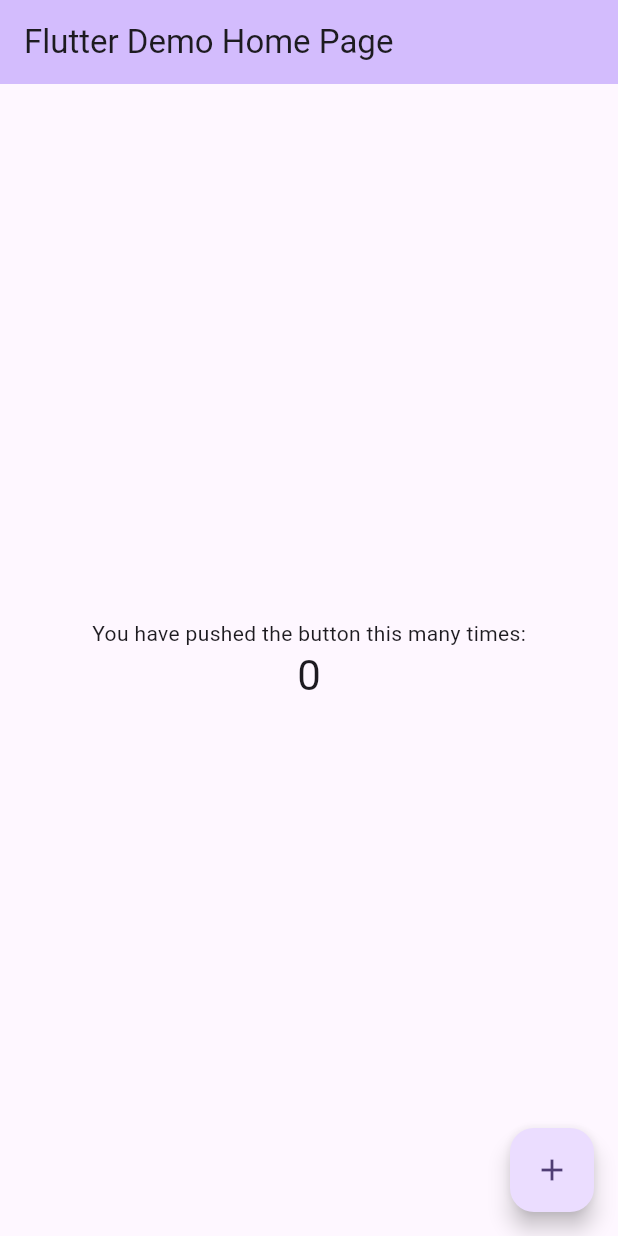
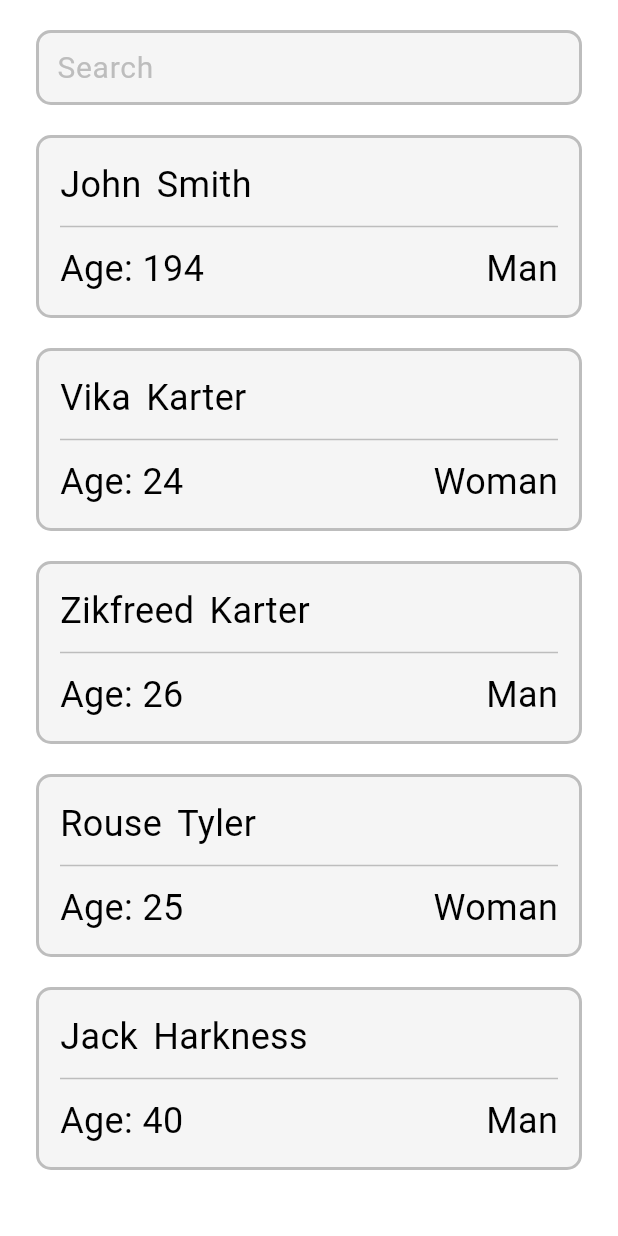
Before and after one commit to VadimKV44/a_singlr_screen_application, a Flutter app: the screen it shows after launch, on a phone screen of 412 x 824 dp. Run offline on Flutter 3.47's test engine with Material 2 defaults, Android fonts, the phone set to English and light mode, and no system bars.

Commit message:
Creating an interface

```diff
--- a/lib/main.dart
+++ b/lib/main.dart
@@ -1,3 +1,4 @@
+import 'package:a_single_screen_application/view/screens/main_screen.dart';
 import 'package:flutter/material.dart';
 
 void main() {
@@ -10,60 +11,10 @@ class MyApp extends StatelessWidget {
   @override
   Widget build(BuildContext context) {
     return MaterialApp(
-      title: 'Flutter Demo',
       theme: ThemeData(
-        colorScheme: ColorScheme.fromSeed(seedColor: Colors.deepPurple),
         useMaterial3: true,
       ),
-      home: const MyHomePage(title: 'Flutter Demo Home Page'),
+      home: const MainScreen(),
     );
   }
 }
-
-class MyHomePage extends StatefulWidget {
-  const MyHomePage({super.key, required this.title});
-
-  final String title;
-
-  @override
-  State<MyHomePage> createState() => _MyHomePageState();
-}
-
-class _MyHomePageState extends State<MyHomePage> {
-  int _counter = 0;
-
-  void _incrementCounter() {
-    setState(() {
-      _counter++;
-    });
-  }
-
-  @override
-  Widget build(BuildContext context) {
-    return Scaffold(
-      appBar: AppBar(
-        backgroundColor: Theme.of(context).colorScheme.inversePrimary,
-        title: Text(widget.title),
-      ),
-      body: Center(
-        child: Column(
-          mainAxisAlignment: MainAxisAlignment.center,
-          children: <Widget>[
-            const Text(
-              'You have pushed the button this many times:',
-            ),
-            Text(
-              '$_counter',
-              style: Theme.of(context).textTheme.headlineMedium,
-            ),
-          ],
-        ),
-      ),
-      floatingActionButton: FloatingActionButton(
-        onPressed: _incrementCounter,
-        tooltip: 'Increment',
-        child: const Icon(Icons.add),
-      ),
-    );
-  }
-}
--- /dev/null
+++ b/lib/model/local_storage/local_storage.dart
@@ -0,0 +1,39 @@
+import 'package:a_single_screen_application/model/models/person_model.dart';
+
+List<Person> persons = [
+  Person(
+    id: '',
+    name: 'John',
+    surname: 'Smith',
+    age: 194,
+    gender: Gender.male,
+  ),
+  Person(
+    id: '',
+    name: 'Vika',
+    surname: 'Karter',
+    age: 24,
+    gender: Gender.female,
+  ),
+  Person(
+    id: '',
+    name: 'Zikfreed',
+    surname: 'Karter',
+    age: 26,
+    gender: Gender.male,
+  ),
+  Person(
+    id: '',
+    name: 'Rouse',
+    surname: 'Tyler',
+    age: 25,
+    gender: Gender.female,
+  ),
+  Person(
+    id: '',
+    name: 'Jack',
+    surname: 'Harkness',
+    age: 40,
+    gender: Gender.male,
+  ),
+];
--- /dev/null
+++ b/lib/model/models/person_model.dart
@@ -0,0 +1,17 @@
+class Person {
+  Person({
+    required this.id,
+    required this.name,
+    required this.surname,
+    required this.age,
+    required this.gender,
+  });
+
+  final String? id;
+  final String? name;
+  final String? surname;
+  final int? age;
+  final Gender? gender;
+}
+
+enum Gender { male, female }
--- /dev/null
+++ b/lib/view/consts/colors.dart
@@ -0,0 +1,8 @@
+import 'package:flutter/material.dart';
+
+abstract class MainColors {
+  static const Color kWhiteColor = Colors.white;
+  static Color kWhiteGreyColor = Colors.grey[100]!;
+  static const Color kBlackColor = Colors.black;
+  static Color kLightGreyColor = Colors.grey[400]!;
+}
--- /dev/null
+++ b/lib/view/consts/strings.dart
@@ -0,0 +1,3 @@
+abstract class Strings {
+  static const String search = "Search";
+}
--- /dev/null
+++ b/lib/view/consts/styles.dart
@@ -0,0 +1,20 @@
+import 'package:a_single_screen_application/view/consts/colors.dart';
+import 'package:flutter/material.dart';
+
+abstract class MainStyles {
+  static TextStyle kBlackColorW400(double fontSize) {
+    return TextStyle(
+      fontSize: fontSize,
+      color: MainColors.kBlackColor,
+      fontWeight: FontWeight.w400,
+    );
+  }
+
+  static TextStyle kLightGreyColorW400(double fontSize) {
+    return TextStyle(
+      fontSize: fontSize,
+      color: MainColors.kLightGreyColor,
+      fontWeight: FontWeight.w400,
+    );
+  }
+}
--- /dev/null
+++ b/lib/view/screens/main_screen.dart
@@ -0,0 +1,55 @@
+import 'package:a_single_screen_application/model/local_storage/local_storage.dart';
+import 'package:a_single_screen_application/view/consts/colors.dart';
+import 'package:a_single_screen_application/view/widgets/custom_text_field_widget.dart';
+import 'package:a_single_screen_application/view/widgets/person_item_widget.dart';
+import 'package:flutter/material.dart';
+
+class MainScreen extends StatefulWidget {
+  const MainScreen({super.key});
+
+  @override
+  State<MainScreen> createState() => _MainScreenState();
+}
+
+class _MainScreenState extends State<MainScreen> {
+  final TextEditingController _controller = TextEditingController();
+
+  @override
+  void dispose() {
+    super.dispose();
+    _controller.dispose();
+  }
+
+  @override
+  Widget build(BuildContext context) {
+    return GestureDetector(
+      onTap: () => FocusScope.of(context).requestFocus(FocusNode()),
+      child: Scaffold(
+        backgroundColor: MainColors.kWhiteColor,
+        body: SafeArea(
+          child: Column(
+            children: [
+              const SizedBox(height: 20.0),
+              Padding(
+                padding: const EdgeInsets.symmetric(horizontal: 24.0),
+                child: CustomTextFieldWidget(
+                  controller: _controller,
+                  onChanged: (value) {},
+                ),
+              ),
+              Expanded(
+                child: ListView.builder(
+                  itemCount: persons.length,
+                  padding: const EdgeInsets.only(top: 10.0, bottom: 10.0, left: 24.0, right: 24.0),
+                  itemBuilder: (context, index) {
+                    return PersonItemWidget(person: persons[index]);
+                  },
+                ),
+              ),
+            ],
+          ),
+        ),
+      ),
+    );
+  }
+}
--- /dev/null
+++ b/lib/view/widgets/custom_text_field_widget.dart
@@ -0,0 +1,39 @@
+import 'package:a_single_screen_application/view/consts/colors.dart';
+import 'package:a_single_screen_application/view/consts/strings.dart';
+import 'package:a_single_screen_application/view/consts/styles.dart';
+import 'package:flutter/material.dart';
+
+class CustomTextFieldWidget extends StatelessWidget {
+  const CustomTextFieldWidget({
+    super.key,
+    required this.controller,
+    required this.onChanged,
+  });
+
+  final TextEditingController controller;
+  final void Function(String)? onChanged;
+
+  @override
+  Widget build(BuildContext context) {
+    return TextField(
+      controller: controller,
+      onChanged: onChanged,
+      style: MainStyles.kBlackColorW400(20.0),
+      decoration: InputDecoration(
+        contentPadding: const EdgeInsets.only(left: 10.0, top: 10.0, bottom: 10.0),
+        filled: true,
+        fillColor: MainColors.kWhiteGreyColor,
+        hintText: Strings.search,
+        hintStyle: MainStyles.kLightGreyColorW400(20.0),
+        focusedBorder: OutlineInputBorder(
+          borderRadius: BorderRadius.circular(10.0),
+          borderSide: BorderSide(width: 2.0, color: MainColors.kLightGreyColor),
+        ),
+        enabledBorder: OutlineInputBorder(
+          borderRadius: BorderRadius.circular(10.0),
+          borderSide: BorderSide(width: 2.0, color: MainColors.kLightGreyColor),
+        ),
+      ),
+    );
+  }
+}
--- /dev/null
+++ b/lib/view/widgets/person_item_widget.dart
@@ -0,0 +1,59 @@
+import 'package:a_single_screen_application/model/models/person_model.dart';
+import 'package:a_single_screen_application/view/consts/colors.dart';
+import 'package:a_single_screen_application/view/consts/styles.dart';
+import 'package:flutter/material.dart';
+
+class PersonItemWidget extends StatelessWidget {
+  const PersonItemWidget({
+    super.key,
+    required this.person,
+  });
+
+  final Person person;
+
+  @override
+  Widget build(BuildContext context) {
+    return Container(
+      margin: const EdgeInsets.symmetric(vertical: 10.0),
+      padding: const EdgeInsets.all(14.0),
+      decoration: BoxDecoration(
+        color: MainColors.kWhiteGreyColor,
+        borderRadius: BorderRadius.circular(10.0),
+        border: Border.all(width: 2.0, color: MainColors.kLightGreyColor),
+      ),
+      child: Column(
+        children: [
+          Row(
+            children: [
+              Text(
+                person.name!,
+                style: MainStyles.kBlackColorW400(24.0),
+              ),
+              const SizedBox(width: 10.0),
+              Text(
+                person.surname!,
+                style: MainStyles.kBlackColorW400(24.0),
+              ),
+            ],
+          ),
+          const SizedBox(height: 10.0),
+          Divider(height: 2.0, color: MainColors.kLightGreyColor),
+          const SizedBox(height: 10.0),
+          Row(
+            mainAxisAlignment: MainAxisAlignment.spaceBetween,
+            children: [
+              Text(
+                'Age: ${person.age}',
+                style: MainStyles.kBlackColorW400(24.0),
+              ),
+              Text(
+                person.gender == Gender.male ? 'Man' : 'Woman',
+                style: MainStyles.kBlackColorW400(24.0),
+              ),
+            ],
+          ),
+        ],
+      ),
+    );
+  }
+}
```
Also changed, not shown: pubspec.yaml (+7 -34 lines), pubspec.lock, 3 other files.
